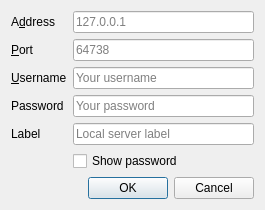
Qt form src/mumble/ConnectDialogEdit.ui (mumble-voip/mumble) before a commit.
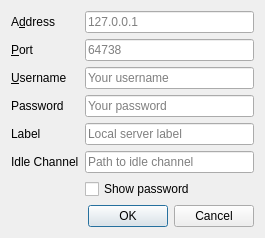
The same form after that commit.

Commit message: Add ability to set and keep track of the idle channel on saved servers

Diff of the .ui file:
```diff
--- a/src/mumble/ConnectDialogEdit.ui
+++ b/src/mumble/ConnectDialogEdit.ui
@@ -7,7 +7,7 @@
     <x>0</x>
     <y>0</y>
     <width>265</width>
-    <height>197</height>
+    <height>213</height>
    </rect>
   </property>
   <property name="sizePolicy">
@@ -99,7 +99,7 @@
      </property>
     </widget>
    </item>
-   <item row="8" column="1">
+   <item row="9" column="1">
     <widget class="QDialogButtonBox" name="qdbbButtonBox">
      <property name="standardButtons">
       <set>QDialogButtonBox::Cancel|QDialogButtonBox::Ok</set>
@@ -120,7 +120,7 @@
      </property>
     </widget>
    </item>
-   <item row="7" column="1">
+   <item row="8" column="1">
     <widget class="QCheckBox" name="qcbShowPassword">
      <property name="toolTip">
       <string/>
@@ -154,6 +154,27 @@
      </property>
     </widget>
    </item>
+   <item row="7" column="1">
+    <widget class="QLineEdit" name="qleIdleChannel">
+     <property name="toolTip">
+      <string>Channel to move to when idle, if enabled</string>
+     </property>
+     <property name="whatsThis">
+      <string>&lt;b&gt;Idle Channel&lt;/b&gt;&lt;br /&gt;
+Path to channel to move to when Mumble detects that your system is idle. Formatted like this: &quot;/MySubChannel/&quot;</string>
+     </property>
+     <property name="placeholderText">
+      <string>Path to idle channel</string>
+     </property>
+    </widget>
+   </item>
+   <item row="7" column="0">
+    <widget class="QLabel" name="label">
+     <property name="text">
+      <string>Idle Channel</string>
+     </property>
+    </widget>
+   </item>
   </layout>
  </widget>
  <tabstops>
```
The commit also changes 11 other files.
